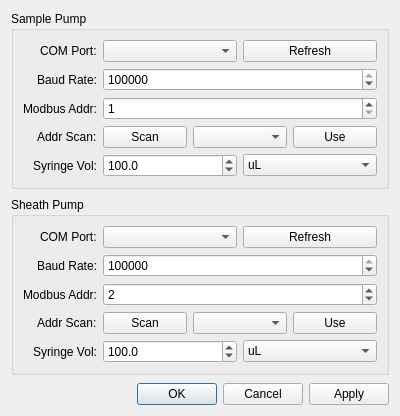
First picture: the form in resources/ui/SyringePumpSettingsDialog.ui, repository KPT1020/mib-studio-qt, before the edit.
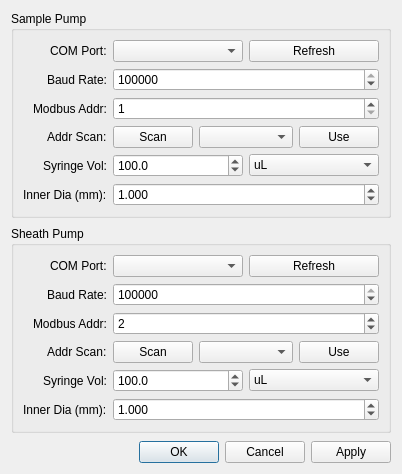
Second picture: the form after the edit.

Commit message: Add adjustable syringe pump inner diameter support

The edit to the form file:
```diff
--- a/resources/ui/SyringePumpSettingsDialog.ui
+++ b/resources/ui/SyringePumpSettingsDialog.ui
@@ -7,7 +7,7 @@
     <x>0</x>
     <y>0</y>
     <width>400</width>
-    <height>320</height>
+    <height>380</height>
    </rect>
   </property>
   <property name="windowTitle">
@@ -105,6 +105,17 @@
         </item>
        </layout>
       </item>
+      <item row="5" column="0">
+       <widget class="QLabel"><property name="text"><string>Inner Dia (mm):</string></property></widget>
+      </item>
+      <item row="5" column="1">
+       <widget class="QDoubleSpinBox" name="sampleInnerDiameterSpinBox">
+        <property name="minimum"><double>0.001</double></property>
+        <property name="maximum"><double>100.0</double></property>
+        <property name="decimals"><number>3</number></property>
+        <property name="value"><double>1.0</double></property>
+       </widget>
+      </item>
      </layout>
     </widget>
    </item>
@@ -198,6 +209,17 @@
         </item>
        </layout>
       </item>
+      <item row="5" column="0">
+       <widget class="QLabel"><property name="text"><string>Inner Dia (mm):</string></property></widget>
+      </item>
+      <item row="5" column="1">
+       <widget class="QDoubleSpinBox" name="sheathInnerDiameterSpinBox">
+        <property name="minimum"><double>0.001</double></property>
+        <property name="maximum"><double>100.0</double></property>
+        <property name="decimals"><number>3</number></property>
+        <property name="value"><double>1.0</double></property>
+       </widget>
+      </item>
      </layout>
     </widget>
    </item>
```
The commit also changes 8 other files.
